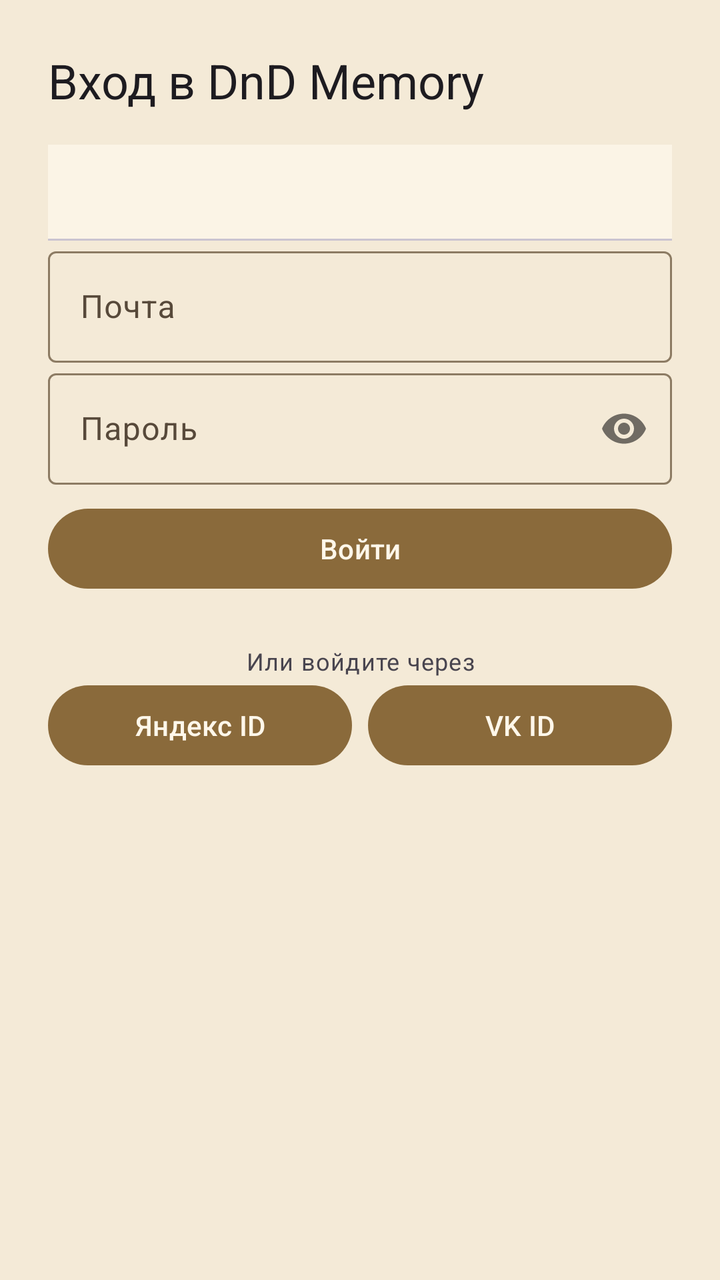
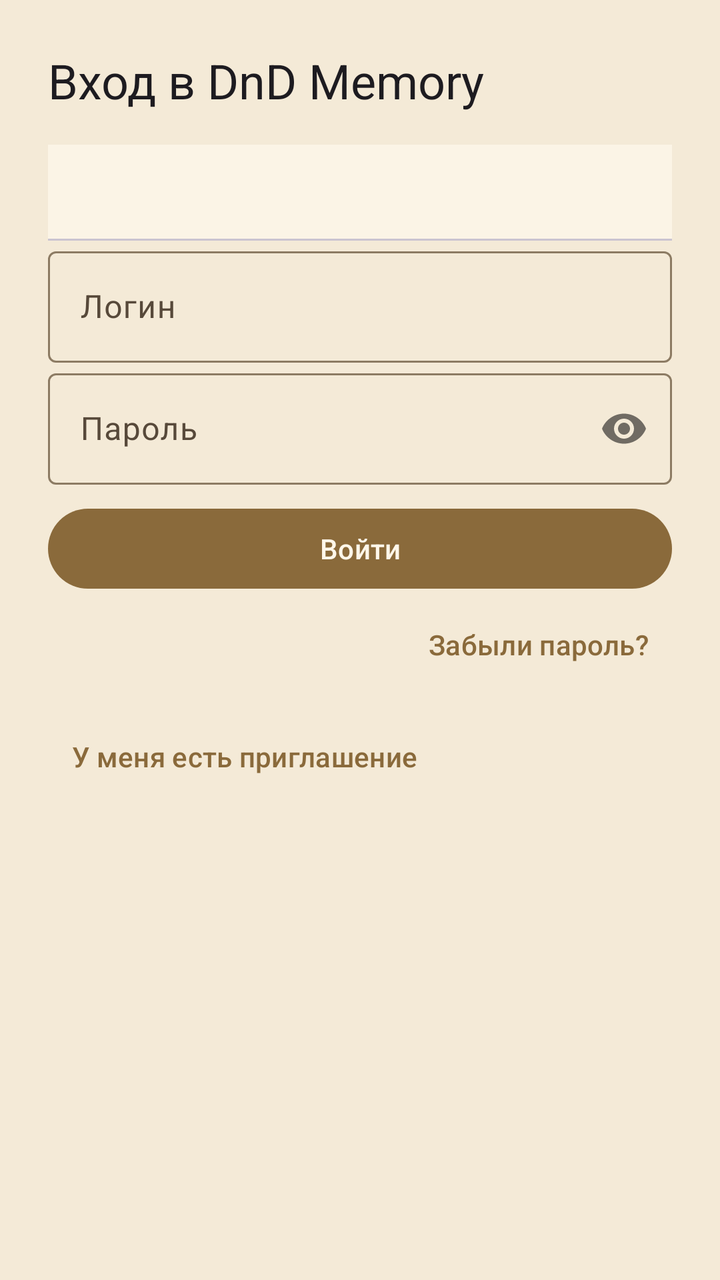

Before-and-after screenshots of an Android layout around one commit, followed by the original layout XML and the change that was made.
<!-- AndroidManifest.xml: application theme Theme.DnDMemory -->
<!-- res/layout/activity_auth.xml -->
<?xml version="1.0" encoding="utf-8"?>
<androidx.coordinatorlayout.widget.CoordinatorLayout
    xmlns:android="http://schemas.android.com/apk/res/android"
    xmlns:app="http://schemas.android.com/apk/res-auto"
    android:layout_width="match_parent"
    android:layout_height="match_parent"
    android:background="?android:attr/colorBackground">

    <androidx.core.widget.NestedScrollView
        android:layout_width="match_parent"
        android:layout_height="match_parent"
        android:fillViewport="true">

        <LinearLayout
            android:layout_width="match_parent"
            android:layout_height="wrap_content"
            android:orientation="vertical"
            android:padding="24dp">

            <TextView
                android:id="@+id/auth_title"
                android:layout_width="wrap_content"
                android:layout_height="wrap_content"
                android:text="@string/auth_title"
                android:textAppearance="?attr/textAppearanceHeadlineSmall" />

            <TextView
                android:id="@+id/auth_invite_hint"
                android:layout_width="match_parent"
                android:layout_height="wrap_content"
                android:layout_marginTop="8dp"
                android:text="@string/auth_invite_pending"
                android:textColor="?attr/colorPrimary"
                android:visibility="gone" />

            <com.google.android.material.tabs.TabLayout
                android:id="@+id/auth_tabs"
                android:layout_width="match_parent"
                android:layout_height="wrap_content"
                android:layout_marginTop="16dp"
                app:tabMode="fixed" />

            <LinearLayout
                android:id="@+id/auth_login_group"
                android:layout_width="match_parent"
                android:layout_height="wrap_content"
                android:orientation="vertical">

                <com.google.android.material.textfield.TextInputLayout
                    android:layout_width="match_parent"
                    android:layout_height="wrap_content"
                    android:hint="@string/auth_email">

                    <com.google.android.material.textfield.TextInputEditText
                        android:id="@+id/auth_login_email"
                        android:layout_width="match_parent"
                        android:layout_height="wrap_content"
                        android:inputType="textEmailAddress"
                        android:maxLines="1" />
                </com.google.android.material.textfield.TextInputLayout>

                <com.google.android.material.textfield.TextInputLayout
                    android:layout_width="match_parent"
                    android:layout_height="wrap_content"
                    android:hint="@string/auth_password"
                    app:passwordToggleEnabled="true">

                    <com.google.android.material.textfield.TextInputEditText
                        android:id="@+id/auth_login_password"
                        android:layout_width="match_parent"
                        android:layout_height="wrap_content"
                        android:inputType="textPassword"
                        android:maxLines="1" />
                </com.google.android.material.textfield.TextInputLayout>

                <com.google.android.material.button.MaterialButton
                    android:id="@+id/auth_login_submit"
                    android:layout_width="match_parent"
                    android:layout_height="wrap_content"
                    android:layout_marginTop="8dp"
                    android:text="@string/auth_login" />
            </LinearLayout>

            <LinearLayout
                android:id="@+id/auth_register_group"
                android:layout_width="match_parent"
                android:layout_height="wrap_content"
                android:orientation="vertical"
                android:visibility="gone">

                <com.google.android.material.textfield.TextInputLayout
                    android:layout_width="match_parent"
                    android:layout_height="wrap_content"
                    android:hint="@string/auth_display_name">

                    <com.google.android.material.textfield.TextInputEditText
                        android:id="@+id/auth_register_name"
                        android:layout_width="match_parent"
                        android:layout_height="wrap_content"
                        android:inputType="textPersonName"
                        android:maxLines="1" />
                </com.google.android.material.textfield.TextInputLayout>

                <com.google.android.material.textfield.TextInputLayout
                    android:layout_width="match_parent"
                    android:layout_height="wrap_content"
                    android:hint="@string/auth_email">

                    <com.google.android.material.textfield.TextInputEditText
                        android:id="@+id/auth_register_email"
                        android:layout_width="match_parent"
                        android:layout_height="wrap_content"
                        android:inputType="textEmailAddress"
                        android:maxLines="1" />
                </com.google.android.material.textfield.TextInputLayout>

                <com.google.android.material.textfield.TextInputLayout
                    android:layout_width="match_parent"
                    android:layout_height="wrap_content"
                    android:hint="@string/auth_password"
                    app:passwordToggleEnabled="true">

                    <com.google.android.material.textfield.TextInputEditText
                        android:id="@+id/auth_register_password"
                        android:layout_width="match_parent"
                        android:layout_height="wrap_content"
                        android:inputType="textPassword"
                        android:maxLines="1" />
                </com.google.android.material.textfield.TextInputLayout>

                <com.google.android.material.button.MaterialButton
                    android:id="@+id/auth_register_submit"
                    android:layout_width="match_parent"
                    android:layout_height="wrap_content"
                    android:layout_marginTop="8dp"
                    android:text="@string/auth_register" />
            </LinearLayout>

            <TextView
                android:id="@+id/auth_or_oauth"
                android:layout_width="match_parent"
                android:layout_height="wrap_content"
                android:layout_marginTop="24dp"
                android:gravity="center"
                android:text="@string/auth_or_oauth"
                android:textAppearance="?attr/textAppearanceBodySmall" />

            <LinearLayout
                android:id="@+id/auth_oauth_group"
                android:layout_width="match_parent"
                android:layout_height="wrap_content"
                android:orientation="horizontal">

                <com.google.android.material.button.MaterialButton
                    android:id="@+id/auth_oauth_yandex"
                    android:layout_width="0dp"
                    android:layout_height="wrap_content"
                    android:layout_weight="1"
                    android:text="@string/auth_oauth_yandex" />

                <com.google.android.material.button.MaterialButton
                    android:id="@+id/auth_oauth_vk"
                    android:layout_width="0dp"
                    android:layout_height="wrap_content"
                    android:layout_weight="1"
                    android:layout_marginStart="8dp"
                    android:text="@string/auth_oauth_vk" />
            </LinearLayout>

            <ProgressBar
                android:id="@+id/auth_progress"
                android:layout_width="wrap_content"
                android:layout_height="wrap_content"
                android:layout_gravity="center_horizontal"
                android:layout_marginTop="16dp"
                android:visibility="gone" />

            <TextView
                android:id="@+id/auth_error"
                android:layout_width="match_parent"
                android:layout_height="wrap_content"
                android:layout_marginTop="8dp"
                android:textColor="?attr/colorError"
                android:visibility="gone" />
        </LinearLayout>
    </androidx.core.widget.NestedScrollView>
</androidx.coordinatorlayout.widget.CoordinatorLayout>
<!-- resources referenced by this layout -->
<resources>
  <string name="auth_display_name">Как вас зовут</string>
  <string name="auth_email">Почта</string>
  <string name="auth_invite_pending">После входа приглашение будет принято автоматически</string>
  <string name="auth_login">Войти</string>
  <string name="auth_oauth_vk">VK ID</string>
  <string name="auth_oauth_yandex">Яндекс ID</string>
  <string name="auth_or_oauth">Или войдите через</string>
  <string name="auth_password">Пароль</string>
  <string name="auth_register">Зарегистрироваться</string>
  <string name="auth_title">Вход в DnD Memory</string>
  <style name="Theme.DnDMemory" parent="Theme.Material3.DayNight.NoActionBar">
          <item name="colorPrimary">@color/colorPrimary</item>
          <item name="colorPrimaryDark">@color/colorPrimaryDark</item>
          <item name="colorOnPrimary">@color/colorOnPrimary</item>
          <item name="colorPrimaryContainer">@color/colorPrimaryContainer</item>
          <item name="colorOnPrimaryContainer">@color/colorOnPrimaryContainer</item>
          <item name="colorSecondary">@color/colorSecondary</item>
          <item name="colorOnSecondary">@color/colorOnSecondary</item>
          <item name="colorSurface">@color/colorSurface</item>
          <item name="colorOnSurface">@color/colorOnSurface</item>
          <item name="colorSurfaceVariant">@color/colorSurfaceVariant</item>
          <item name="colorOnSurfaceVariant">@color/colorOnSurfaceVariant</item>
          <item name="android:colorBackground">@color/colorBackground</item>
          <item name="colorOnBackground">@color/colorOnBackground</item>
          <item name="colorError">@color/colorError</item>
          <item name="colorOnError">@color/colorOnError</item>
          <item name="colorOutline">@color/colorOutline</item>
          <item name="android:statusBarColor">@color/colorPrimaryDark</item>
          <item name="android:navigationBarColor">@color/colorBackground</item>
          <item name="android:windowBackground">@color/colorBackground</item>
      </style>
  <color name="colorPrimary">#8A6A3B</color>
  <color name="colorPrimaryDark">#5E4525</color>
  <color name="colorOnPrimary">#FFF7EA</color>
  <color name="colorPrimaryContainer">#EBDCC2</color>
  <color name="colorOnPrimaryContainer">#3A2A14</color>
  <color name="colorSecondary">#B98B2E</color>
  <color name="colorOnSecondary">#FFF8EA</color>
  <color name="colorSurface">#FBF4E6</color>
  <color name="colorOnSurface">#2A2118</color>
  <color name="colorSurfaceVariant">#EEE0C6</color>
  <color name="colorOnSurfaceVariant">#57493A</color>
  <color name="colorBackground">#F4EAD7</color>
  <color name="colorOnBackground">#2A2118</color>
  <color name="colorError">#A3231C</color>
  <color name="colorOnError">#FFFFFF</color>
  <color name="colorOutline">#8C7B63</color>
</resources>

<!-- the commit's change to res/layout/activity_auth.xml (unified diff, before → after) -->
@@ -40,6 +40,7 @@
                 android:layout_marginTop="16dp"
                 app:tabMode="fixed" />
 
+            
             <LinearLayout
                 android:id="@+id/auth_login_group"
                 android:layout_width="match_parent"
@@ -49,13 +50,13 @@
                 <com.google.android.material.textfield.TextInputLayout
                     android:layout_width="match_parent"
                     android:layout_height="wrap_content"
-                    android:hint="@string/auth_email">
+                    android:hint="@string/auth_login_field">
 
                     <com.google.android.material.textfield.TextInputEditText
-                        android:id="@+id/auth_login_email"
+                        android:id="@+id/auth_login_field"
                         android:layout_width="match_parent"
                         android:layout_height="wrap_content"
-                        android:inputType="textEmailAddress"
+                        android:inputType="text"
                         android:maxLines="1" />
                 </com.google.android.material.textfield.TextInputLayout>
 
@@ -79,8 +80,17 @@
                     android:layout_height="wrap_content"
                     android:layout_marginTop="8dp"
                     android:text="@string/auth_login" />
+
+                <com.google.android.material.button.MaterialButton
+                    android:id="@+id/auth_forgot_password"
+                    style="?attr/borderlessButtonStyle"
+                    android:layout_width="wrap_content"
+                    android:layout_height="wrap_content"
+                    android:layout_gravity="end"
+                    android:text="@string/auth_forgot_password" />
             </LinearLayout>
 
+            
             <LinearLayout
                 android:id="@+id/auth_register_group"
                 android:layout_width="match_parent"
@@ -98,6 +108,19 @@
                         android:layout_width="match_parent"
                         android:layout_height="wrap_content"
                         android:inputType="textPersonName"
+                        android:maxLines="1" />
+                </com.google.android.material.textfield.TextInputLayout>
+
+                <com.google.android.material.textfield.TextInputLayout
+                    android:layout_width="match_parent"
+                    android:layout_height="wrap_content"
+                    android:hint="@string/auth_login_field">
+
+                    <com.google.android.material.textfield.TextInputEditText
+                        android:id="@+id/auth_register_login"
+                        android:layout_width="match_parent"
+                        android:layout_height="wrap_content"
+                        android:inputType="text"
                         android:maxLines="1" />
                 </com.google.android.material.textfield.TextInputLayout>
 
@@ -136,36 +159,14 @@
                     android:text="@string/auth_register" />
             </LinearLayout>
 
-            <TextView
-                android:id="@+id/auth_or_oauth"
-                android:layout_width="match_parent"
+            <com.google.android.material.button.MaterialButton
+                android:id="@+id/auth_have_invite"
+                style="?attr/borderlessButtonStyle"
+                android:layout_width="wrap_content"
                 android:layout_height="wrap_content"
-                android:layout_marginTop="24dp"
-                android:gravity="center"
-                android:text="@string/auth_or_oauth"
-                android:textAppearance="?attr/textAppearanceBodySmall" />
-
-            <LinearLayout
-                android:id="@+id/auth_oauth_group"
-                android:layout_width="match_parent"
-                android:layout_height="wrap_content"
-                android:orientation="horizontal">
-
-                <com.google.android.material.button.MaterialButton
-                    android:id="@+id/auth_oauth_yandex"
-                    android:layout_width="0dp"
-                    android:layout_height="wrap_content"
-                    android:layout_weight="1"
-                    android:text="@string/auth_oauth_yandex" />
-
-                <com.google.android.material.button.MaterialButton
-                    android:id="@+id/auth_oauth_vk"
-                    android:layout_width="0dp"
-                    android:layout_height="wrap_content"
-                    android:layout_weight="1"
-                    android:layout_marginStart="8dp"
-                    android:text="@string/auth_oauth_vk" />
-            </LinearLayout>
+                android:layout_gravity="start"
+                android:layout_marginTop="8dp"
+                android:text="@string/auth_have_invite" />
 
             <ProgressBar
                 android:id="@+id/auth_progress"
<!-- resource entries referenced after the edit -->
@@ -2,11 +2,11 @@
 <resources>
   <string name="auth_display_name">Как вас зовут</string>
   <string name="auth_email">Почта</string>
+  <string name="auth_forgot_password">Забыли пароль?</string>
+  <string name="auth_have_invite">У меня есть приглашение</string>
   <string name="auth_invite_pending">После входа приглашение будет принято автоматически</string>
   <string name="auth_login">Войти</string>
-  <string name="auth_oauth_vk">VK ID</string>
-  <string name="auth_oauth_yandex">Яндекс ID</string>
-  <string name="auth_or_oauth">Или войдите через</string>
+  <string name="auth_login_field">Логин</string>
   <string name="auth_password">Пароль</string>
   <string name="auth_register">Зарегистрироваться</string>
   <string name="auth_title">Вход в DnD Memory</string>
